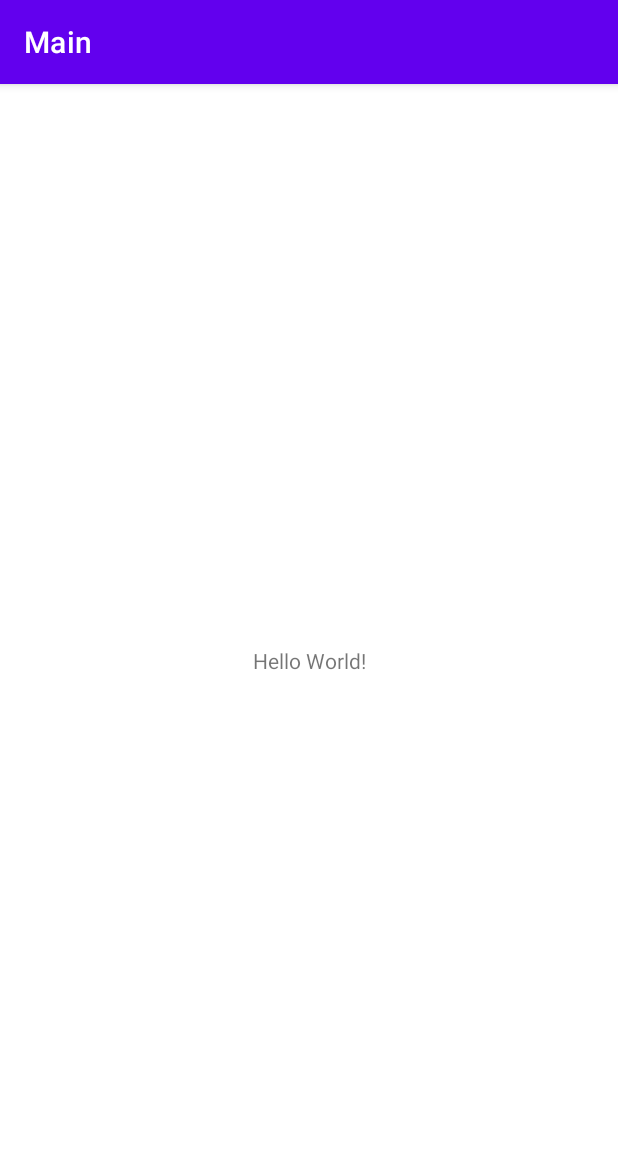
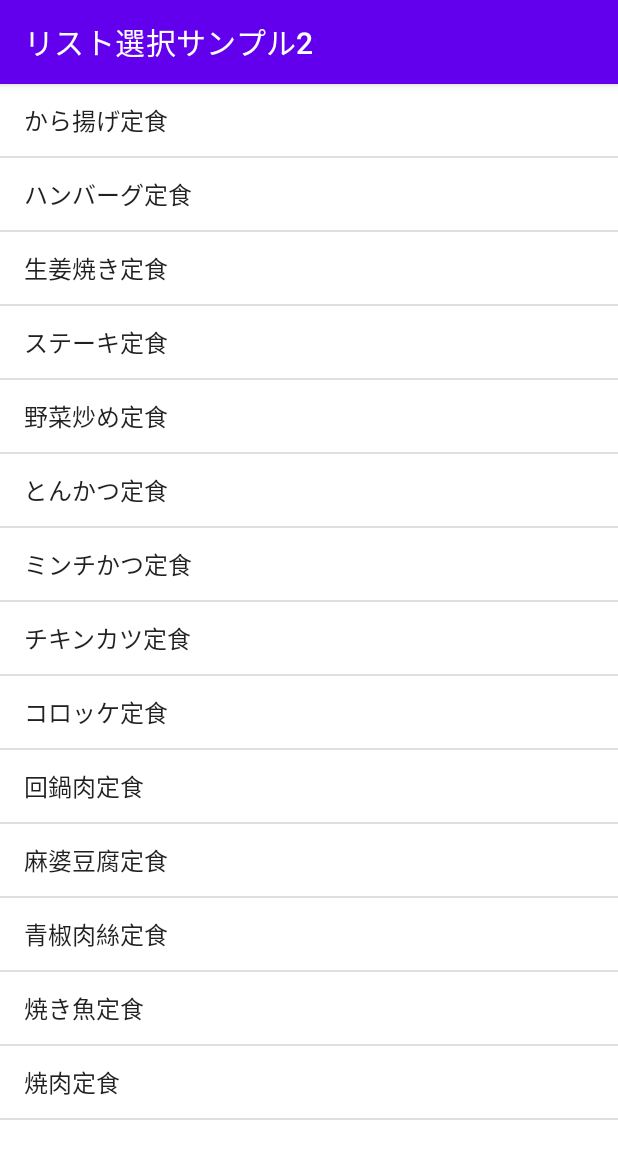
Before and after one commit to mutoxu-N/AndroidPractice, an Android app: the screen it shows after launch (MainActivity), on a phone screen of 412 x 824 dp. Shown: the top 1159 px of the screen. Run offline under Robolectric (Android 15) with nearby library versions, the phone set to English and light mode, and no system bars.

Commit message:
lesson5-2

```diff
--- a/app/src/main/java/com/github/main/MainActivity.kt
+++ b/app/src/main/java/com/github/main/MainActivity.kt
@@ -2,10 +2,35 @@ package com.github.main
 
 import androidx.appcompat.app.AppCompatActivity
 import android.os.Bundle
+import android.view.View
+import android.widget.AdapterView
+import android.widget.ArrayAdapter
+import android.widget.ListView
 
 class MainActivity : AppCompatActivity() {
     override fun onCreate(savedInstanceState: Bundle?) {
         super.onCreate(savedInstanceState)
         setContentView(R.layout.activity_main)
+
+        val lvMenu = findViewById<ListView>(R.id.lvMenu)
+        var menuList = mutableListOf<String>("から揚げ定食", "ハンバーグ定食", "生姜焼き定食",
+            "ステーキ定食", "野菜炒め定食", "とんかつ定食", "ミンチかつ定食", "チキンカツ定食",
+            "コロッケ定食", "回鍋肉定食", "麻婆豆腐定食", "青椒肉絲定食", "焼き魚定食", "焼肉定食"
+        )
+
+        val adapter = ArrayAdapter(this@MainActivity, android.R.layout.simple_list_item_1
+            , menuList)
+        lvMenu.adapter = adapter
+        lvMenu.onItemClickListener = ListItemClickListener()
+
     }
+
+    private inner class ListItemClickListener: AdapterView.OnItemClickListener {
+        override fun onItemClick(parent: AdapterView<*>?, view: View?, pos: Int, id: Long) {
+            val dialogFragment = OrderConfirmDialogFragment()
+            dialogFragment.show(supportFragmentManager, "OrderConfirmDialogFragment")
+        }
+
+    }
+
 }
--- a/app/src/main/res/layout/activity_main.xml
+++ b/app/src/main/res/layout/activity_main.xml
@@ -1,18 +1,6 @@
 <?xml version="1.0" encoding="utf-8"?>
-<androidx.constraintlayout.widget.ConstraintLayout xmlns:android="http://schemas.android.com/apk/res/android"
-    xmlns:app="http://schemas.android.com/apk/res-auto"
-    xmlns:tools="http://schemas.android.com/tools"
+<ListView
+    xmlns:android="http://schemas.android.com/apk/res/android"
+    android:id="@+id/lvMenu"
     android:layout_width="match_parent"
-    android:layout_height="match_parent"
-    tools:context=".MainActivity">
-
-    <TextView
-        android:layout_width="wrap_content"
-        android:layout_height="wrap_content"
-        android:text="Hello World!"
-        app:layout_constraintBottom_toBottomOf="parent"
-        app:layout_constraintEnd_toEndOf="parent"
-        app:layout_constraintStart_toStartOf="parent"
-        app:layout_constraintTop_toTopOf="parent" />
-
-</androidx.constraintlayout.widget.ConstraintLayout>
+    android:layout_height="match_parent" />
--- a/app/src/main/res/values/strings.xml
+++ b/app/src/main/res/values/strings.xml
@@ -1,3 +1,11 @@
 <resources>
-    <string name="app_name">Main</string>
+    <string name="app_name">リスト選択サンプル2</string>
+    <string name="dialog_title">注文確認</string>
+    <string name="dialog_msg">選択された定食を注文します。よろしいですか。</string>
+    <string name="dialog_btn_ok">注文</string>
+    <string name="dialog_btn_ng">キャンセル</string>
+    <string name="dialog_btn_nu">問い合わせ</string>
+    <string name="dialog_ok_toast">ご注文ありがとうございます。</string>
+    <string name="dialog_ng_toast">ご注文をキャンセルしました。</string>
+    <string name="dialog_nu_toast">お問い合わせ内容をおしらせください</string>
 </resources>
```
